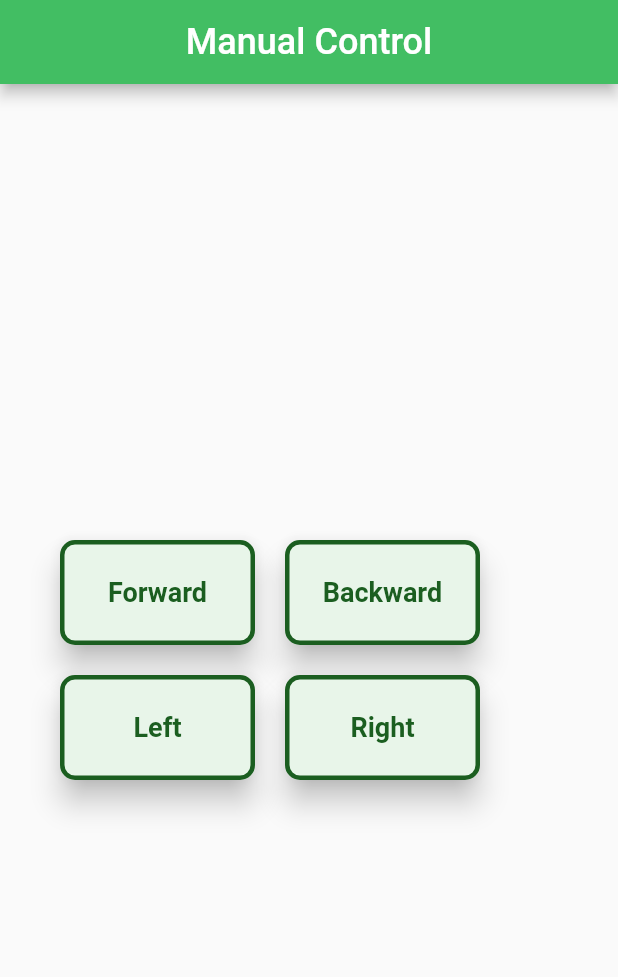
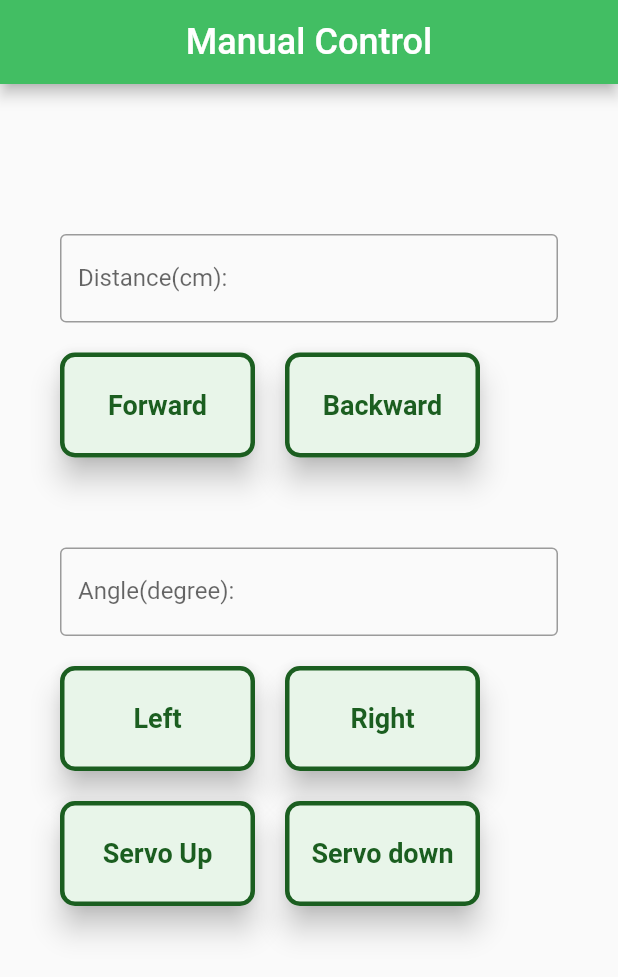
Before and after one commit to P-Suttipong/agrotrac_control, a Flutter app: the screen it shows after launch, after a tap on "Manual Control", on a phone screen of 412 x 824 dp. Shown: the top 977 px of the screen. Run offline on Flutter 3.47's test engine with Material 2 defaults, Android fonts, the phone set to English and light mode, and no system bars; network calls fail.

Commit message:
Update 7/5/20

```diff
--- a/lib/pages/connectings.dart
+++ b/lib/pages/connectings.dart
@@ -41,7 +41,7 @@ class UpdateTextState extends State {
   String textHolder = 'Disconnect';
 
 
-  final channel = IOWebSocketChannel.connect("ws://203.150.243.132:17711");
+  final channel = IOWebSocketChannel.connect("ws://203.150.107.176:17711");
 
   web_socket() async {
     var data = "connectFromApp";
@@ -66,7 +66,7 @@ class UpdateTextState extends State {
             }
           }
         });
-        updSocket.send(dataToSend, new InternetAddress('203.150.243.132'), 17711);
+        updSocket.send(dataToSend, new InternetAddress('203.150.107.176'), 17711);
         print('Did send data on the stream');
       }
     );
--- a/lib/pages/home.dart
+++ b/lib/pages/home.dart
@@ -3,6 +3,7 @@ import 'package:flutter/material.dart';
 import 'package:agrotrac_control/pages/connectings.dart';
 import 'package:agrotrac_control/pages/automatic.dart';
 import 'package:agrotrac_control/pages/manual.dart';
+import 'package:agrotrac_control/pages/setting.dart';
 
 
 class Homepage extends StatelessWidget {
@@ -11,7 +12,7 @@ class Homepage extends StatelessWidget {
   Widget build(BuildContext context) {
     return Scaffold(
       appBar: AppBar(
-        title: Text('Agrotrac Controller v.0.2', style: TextStyle(
+        title: Text('Agrotrac Controller v.2.0', style: TextStyle(
           fontSize: 24.0,
         ),),
         backgroundColor: Color(0xFF42BE63),
@@ -119,10 +120,10 @@ class Homepage extends StatelessWidget {
                 height: 100,
                 child: RaisedButton(
                   onPressed: () {
-                    // Navigator.push(
-                    //   context,
-                    //   MaterialPageRoute(builder: (context) => Map() )
-                    // );
+                    Navigator.push(
+                      context,
+                      MaterialPageRoute(builder: (context) => Setting() )
+                    );
                   },
                   child: Text(
                     'Setting',
--- a/lib/pages/manual.dart
+++ b/lib/pages/manual.dart
@@ -32,9 +32,10 @@ class UpdateText extends StatefulWidget {
 class UpdateTextState extends State {
   String textHolder = 'Disconnect';
   var distance = "";
+  var degree = "";
   var data = "";
 
-  final channel = IOWebSocketChannel.connect("ws://203.150.243.132:17711");
+  final channel = IOWebSocketChannel.connect("ws://203.150.107.176:17711");
 
   web_socket() async {
     var codec = new Utf8Codec();
@@ -49,35 +50,49 @@ class UpdateTextState extends State {
           dg.data.forEach((x) => print(x.toString()));
         }
       });
-      updSocket.send(dataToSend, new InternetAddress('203.150.243.132'), 17711);
+      updSocket.send(dataToSend, new InternetAddress('203.150.107.176'), 17711);
       print('Did send data on the stream');
     });
   }
 
   forward() {
     setState(() {
-     data = "forward";
+      data = "forward-" + distance;
     });
     web_socket();
   }
 
   backward() {
     setState(() {
-     data = "backward";
+      data = "backward-" + distance;
     });
     web_socket();
   }
 
   left() {
     setState(() {
-     data = "left";
+      data = "left-" + degree;
     });
     web_socket();
   }
 
   right() {
     setState(() {
-     data = "right";
+      data = "right-" + degree;
+    });
+    web_socket();
+  }
+
+  servo_up() {
+    setState(() {
+      data = "up";
+    });
+    web_socket();
+  }
+
+  servo_down() {
+    setState(() {
+      data = "down";
     });
     web_socket();
   }
@@ -85,26 +100,26 @@ class UpdateTextState extends State {
   @override
   Widget build(BuildContext context) {
     return Scaffold(
-      body: Center(
+      body: SingleChildScrollView(
         child: Column(
           mainAxisAlignment: MainAxisAlignment.center,
           children: <Widget>[
-            // Padding(
-            //   padding: EdgeInsets.fromLTRB(40, 100, 40, 10),
-            //   child: TextField(
-            //     obscureText: false,
-            //     decoration: InputDecoration(
-            //       border: OutlineInputBorder(),
-            //       labelText: 'Distance: ',
-            //     ),
-            //     onSubmitted: (dist) {
-            //       print(dist);
-            //       setState(() {
-            //         distance = dist;
-            //       });
-            //     },
-            //   ),
-            // ),
+            Padding(
+              padding: EdgeInsets.fromLTRB(40, 100, 40, 10),
+              child: TextField(
+                obscureText: false,
+                decoration: InputDecoration(
+                  border: OutlineInputBorder(),
+                  labelText: 'Distance(cm): ',
+                ),
+                onChanged: (dist) {
+                  print(dist);
+                  setState(() {
+                    distance = dist;
+                  });
+                },
+              ),
+            ),
             Row(
               children: [
                 Padding(
@@ -155,16 +170,22 @@ class UpdateTextState extends State {
                 ),
               ],
             ),
-            // Padding(
-            //   padding: EdgeInsets.fromLTRB(40, 50, 40, 10),
-            //   child: TextField(
-            //     obscureText: false,
-            //     decoration: InputDecoration(
-            //       border: OutlineInputBorder(),
-            //       labelText: 'Degree: ',
-            //     ),
-            //   ),
-            // ),
+            Padding(
+              padding: EdgeInsets.fromLTRB(40, 50, 40, 10),
+              child: TextField(
+                obscureText: false,
+                decoration: InputDecoration(
+                  border: OutlineInputBorder(),
+                  labelText: 'Angle(degree): ',
+                ),
+                onChanged: (deg) {
+                  print(deg);
+                  setState(() {
+                    degree = deg;
+                  });
+                },
+              ),
+            ),
             Row(
               children: [
                 Padding(
@@ -215,6 +236,56 @@ class UpdateTextState extends State {
                 ),
               ],
             ),
+            Row(
+              children: [
+                Padding(
+                  padding: EdgeInsets.fromLTRB(40, 10, 0, 10),
+                  child: SizedBox(
+                    width: 130,
+                    height: 70,
+                    child: RaisedButton(
+                      onPressed: servo_up,
+                      child: Text(
+                        'Servo Up',
+                        style: TextStyle(
+                          color: Colors.green[900],
+                          fontSize: 18,
+                          fontWeight: FontWeight.bold,
+                        ),
+                      ),
+                      color: Colors.green[50],
+                      elevation: 8,
+                      shape: new RoundedRectangleBorder(
+                          borderRadius: new BorderRadius.circular(10.0),
+                          side: BorderSide(color: Colors.green[900], width: 3)),
+                    ),
+                  ),
+                ),
+                Padding(
+                  padding: EdgeInsets.fromLTRB(20, 10, 40, 10),
+                  child: SizedBox(
+                    width: 130,
+                    height: 70,
+                    child: RaisedButton(
+                      onPressed: servo_down,
+                      child: Text(
+                        'Servo down',
+                        style: TextStyle(
+                          color: Colors.green[900],
+                          fontSize: 18,
+                          fontWeight: FontWeight.bold,
+                        ),
+                      ),
+                      color: Colors.green[50],
+                      elevation: 8,
+                      shape: new RoundedRectangleBorder(
+                          borderRadius: new BorderRadius.circular(10.0),
+                          side: BorderSide(color: Colors.green[900], width: 3)),
+                    ),
+                  ),
+                ),
+              ],
+            ),
           ],
         ),
       ),
--- a/pubspec.yaml
+++ b/pubspec.yaml
@@ -28,6 +28,12 @@ dependencies:
 dev_dependencies:
   flutter_test:
     sdk: flutter
+  flutter_launcher_icons: "^0.7.3"
+
+flutter_icons:
+  android: "launcher_icon"
+  ios: true
+  image_path: "assets/icon/icon.png"
 
 
 # For information on the generic Dart part of this file, see the
```
Also changed, not shown: lib/pages/automatic.dart (+64 -56 lines), lib/pages/setting.dart (added, +138 -0 lines), assets/icon/icon.png (added), pubspec.lock, 27 other files.
